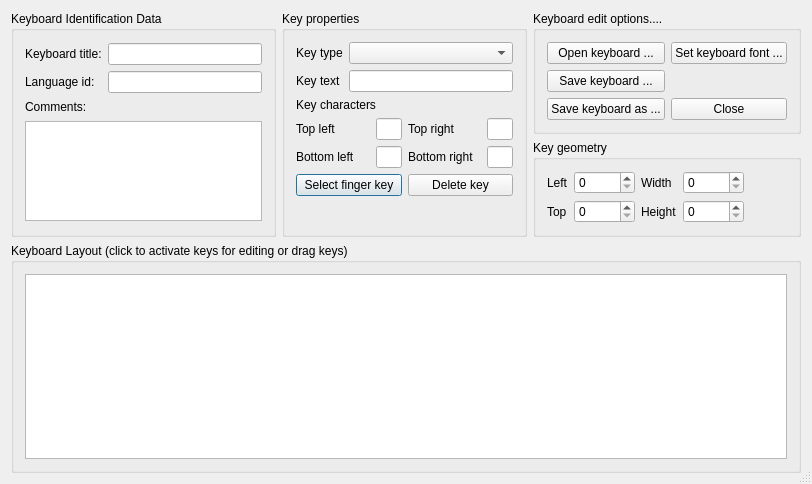
First picture: the form in src/ui/ktouchkeyboardeditordialog.ui, repository KDE/ktouch, before the edit.
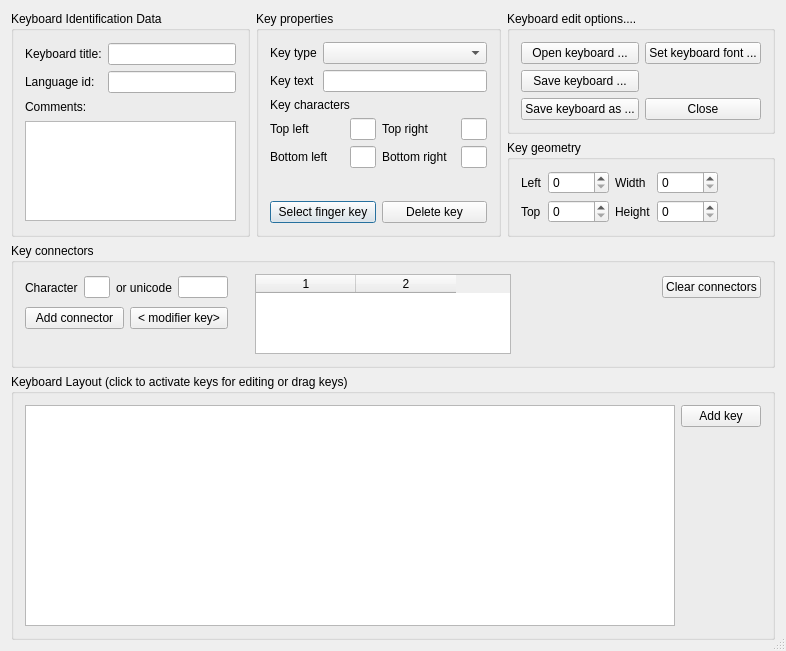
Second picture: the form after the edit. Custom widgets are drawn as their Qt base class.

Commit message: Connectors are new shown correctly in keyboard editor.

```diff
--- a/src/ui/ktouchkeyboardeditordialog.ui
+++ b/src/ui/ktouchkeyboardeditordialog.ui
@@ -5,8 +5,8 @@
    <rect>
     <x>0</x>
     <y>0</y>
-    <width>812</width>
-    <height>484</height>
+    <width>786</width>
+    <height>651</height>
    </rect>
   </property>
   <property name="windowTitle" >
@@ -247,6 +247,22 @@
         </item>
        </layout>
       </item>
+      <item>
+       <spacer>
+        <property name="orientation" >
+         <enum>Qt::Vertical</enum>
+        </property>
+        <property name="sizeType" >
+         <enum>QSizePolicy::MinimumExpanding</enum>
+        </property>
+        <property name="sizeHint" >
+         <size>
+          <width>217</width>
+          <height>21</height>
+         </size>
+        </property>
+       </spacer>
+      </item>
       <item>
        <layout class="QHBoxLayout" >
         <item>
@@ -268,22 +284,6 @@
         </item>
        </layout>
       </item>
-      <item>
-       <spacer>
-        <property name="orientation" >
-         <enum>Qt::Vertical</enum>
-        </property>
-        <property name="sizeType" >
-         <enum>QSizePolicy::MinimumExpanding</enum>
-        </property>
-        <property name="sizeHint" >
-         <size>
-          <width>217</width>
-          <height>21</height>
-         </size>
-        </property>
-       </spacer>
-      </item>
      </layout>
     </widget>
    </item>
@@ -498,6 +498,165 @@
     </widget>
    </item>
    <item row="2" column="0" colspan="3" >
+    <widget class="QGroupBox" name="keyConnectorEditBox" >
+     <property name="sizePolicy" >
+      <sizepolicy vsizetype="Minimum" hsizetype="Preferred" >
+       <horstretch>0</horstretch>
+       <verstretch>0</verstretch>
+      </sizepolicy>
+     </property>
+     <property name="title" >
+      <string>Key connectors</string>
+     </property>
+     <layout class="QGridLayout" >
+      <item row="0" column="0" colspan="2" >
+       <layout class="QHBoxLayout" >
+        <item>
+         <widget class="QLabel" name="label_10" >
+          <property name="text" >
+           <string>Character</string>
+          </property>
+         </widget>
+        </item>
+        <item>
+         <widget class="KLineEdit" name="conCharEdit" >
+          <property name="maximumSize" >
+           <size>
+            <width>26</width>
+            <height>16777215</height>
+           </size>
+          </property>
+         </widget>
+        </item>
+        <item>
+         <widget class="QLabel" name="label_11" >
+          <property name="text" >
+           <string>or unicode</string>
+          </property>
+         </widget>
+        </item>
+        <item>
+         <widget class="KLineEdit" name="conUnicodeEdit" >
+          <property name="maximumSize" >
+           <size>
+            <width>50</width>
+            <height>16777215</height>
+           </size>
+          </property>
+         </widget>
+        </item>
+       </layout>
+      </item>
+      <item row="0" column="2" >
+       <spacer>
+        <property name="orientation" >
+         <enum>Qt::Horizontal</enum>
+        </property>
+        <property name="sizeType" >
+         <enum>QSizePolicy::Fixed</enum>
+        </property>
+        <property name="sizeHint" >
+         <size>
+          <width>21</width>
+          <height>20</height>
+         </size>
+        </property>
+       </spacer>
+      </item>
+      <item rowspan="3" row="0" column="3" >
+       <widget class="QTableWidget" name="connectorList" >
+        <property name="maximumSize" >
+         <size>
+          <width>16777215</width>
+          <height>80</height>
+         </size>
+        </property>
+        <property name="alternatingRowColors" >
+         <bool>true</bool>
+        </property>
+        <property name="columnCount" >
+         <number>2</number>
+        </property>
+        <column/>
+        <column/>
+       </widget>
+      </item>
+      <item row="0" column="4" >
+       <spacer>
+        <property name="orientation" >
+         <enum>Qt::Horizontal</enum>
+        </property>
+        <property name="sizeHint" >
+         <size>
+          <width>61</width>
+          <height>27</height>
+         </size>
+        </property>
+       </spacer>
+      </item>
+      <item row="0" column="5" >
+       <widget class="KPushButton" name="clearConnectorButton" >
+        <property name="text" >
+         <string>Clear connectors</string>
+        </property>
+       </widget>
+      </item>
+      <item row="1" column="0" >
+       <widget class="KPushButton" name="addConnectorButton" >
+        <property name="text" >
+         <string>Add connector</string>
+        </property>
+       </widget>
+      </item>
+      <item row="1" column="1" >
+       <widget class="KPushButton" name="selectModifierKeyButton" >
+        <property name="sizePolicy" >
+         <sizepolicy vsizetype="Fixed" hsizetype="Minimum" >
+          <horstretch>0</horstretch>
+          <verstretch>0</verstretch>
+         </sizepolicy>
+        </property>
+        <property name="text" >
+         <string>&lt; modifier key></string>
+        </property>
+        <property name="checkable" >
+         <bool>true</bool>
+        </property>
+        <property name="flat" >
+         <bool>false</bool>
+        </property>
+       </widget>
+      </item>
+      <item rowspan="2" row="1" column="5" >
+       <spacer>
+        <property name="orientation" >
+         <enum>Qt::Vertical</enum>
+        </property>
+        <property name="sizeHint" >
+         <size>
+          <width>20</width>
+          <height>0</height>
+         </size>
+        </property>
+       </spacer>
+      </item>
+      <item row="2" column="0" >
+       <spacer>
+        <property name="orientation" >
+         <enum>Qt::Vertical</enum>
+        </property>
+        <property name="sizeHint" >
+         <size>
+          <width>20</width>
+          <height>0</height>
+         </size>
+        </property>
+       </spacer>
+      </item>
+     </layout>
+    </widget>
+   </item>
+   <item row="3" column="0" colspan="3" >
     <widget class="QGroupBox" name="groupBox5" >
      <property name="sizePolicy" >
       <sizepolicy vsizetype="Expanding" hsizetype="Expanding" >
@@ -508,9 +667,42 @@
      <property name="title" >
       <string>Keyboard Layout (click to activate keys for editing or drag keys)</string>
      </property>
-     <layout class="QHBoxLayout" >
-      <item>
-       <widget class="QGraphicsView" name="keyboardView" />
+     <layout class="QGridLayout" >
+      <item rowspan="2" row="0" column="0" >
+       <widget class="QGraphicsView" name="keyboardView" >
+        <property name="sizePolicy" >
+         <sizepolicy vsizetype="Expanding" hsizetype="Expanding" >
+          <horstretch>0</horstretch>
+          <verstretch>8</verstretch>
+         </sizepolicy>
+        </property>
+       </widget>
+      </item>
+      <item row="0" column="1" >
+       <widget class="KPushButton" name="addKeyButton" >
+        <property name="sizePolicy" >
+         <sizepolicy vsizetype="Fixed" hsizetype="Minimum" >
+          <horstretch>0</horstretch>
+          <verstretch>0</verstretch>
+         </sizepolicy>
+        </property>
+        <property name="text" >
+         <string>Add key</string>
+        </property>
+       </widget>
+      </item>
+      <item row="1" column="1" >
+       <spacer>
+        <property name="orientation" >
+         <enum>Qt::Vertical</enum>
+        </property>
+        <property name="sizeHint" >
+         <size>
+          <width>20</width>
+          <height>40</height>
+         </size>
+        </property>
+       </spacer>
       </item>
      </layout>
     </widget>
@@ -525,6 +717,11 @@
    <extends>QSpinBox</extends>
    <header>knuminput.h</header>
   </customwidget>
+  <customwidget>
+   <class>KLineEdit</class>
+   <extends>QLineEdit</extends>
+   <header>klineedit.h</header>
+  </customwidget>
   <customwidget>
    <class>KPushButton</class>
    <extends>QPushButton</extends>
```
The commit also changes 4 other files.
